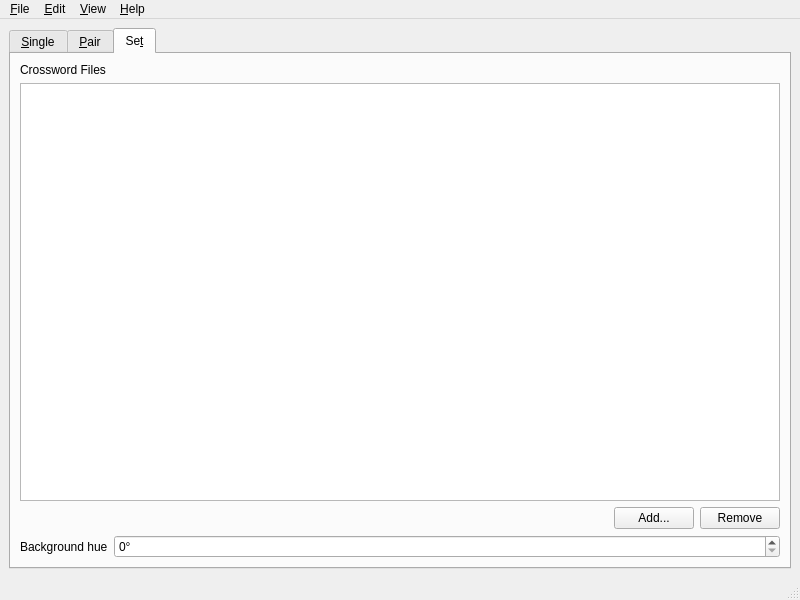
Above: four_letter_blocks/main_window.ui from donkirkby/four-letter-blocks before the change. Below: the same form after it.
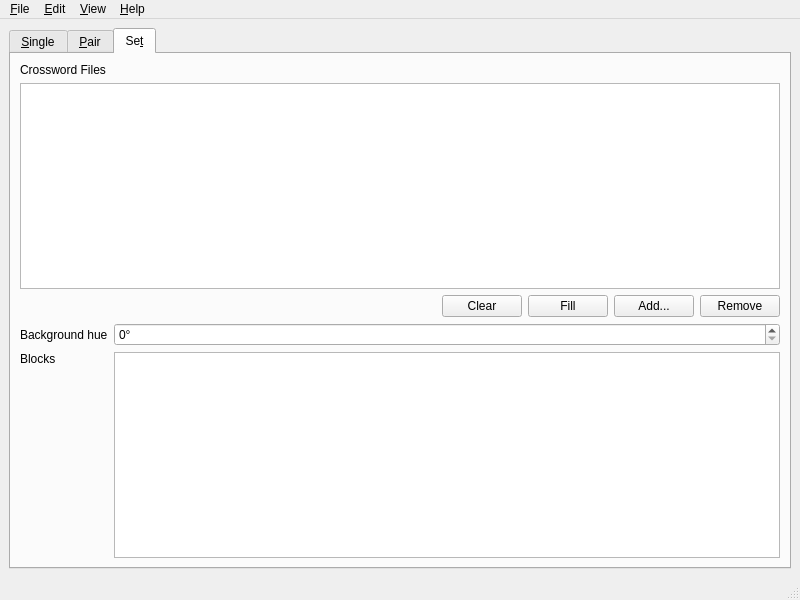
That is the form after the change. The open tabs and pages were chosen to show the change. Custom widgets are drawn as their Qt base class.

Commit message: Edit blocks for one of the puzzle set, as part of #37.

```diff
--- a/four_letter_blocks/main_window.ui
+++ b/four_letter_blocks/main_window.ui
@@ -255,20 +255,60 @@
         <string>Se&amp;t</string>
        </attribute>
        <layout class="QGridLayout" name="gridLayout">
-        <item row="2" column="3">
+        <item row="2" column="5">
          <widget class="QPushButton" name="remove_button">
           <property name="text">
            <string>Remove</string>
           </property>
          </widget>
         </item>
-        <item row="2" column="2">
+        <item row="1" column="0" colspan="6">
+         <widget class="QListWidget" name="crossword_files"/>
+        </item>
+        <item row="4" column="0">
+         <widget class="QLabel" name="puzzle_set_blocks_label">
+          <property name="text">
+           <string>Blocks</string>
+          </property>
+          <property name="alignment">
+           <set>Qt::AlignLeading|Qt::AlignLeft|Qt::AlignTop</set>
+          </property>
+         </widget>
+        </item>
+        <item row="4" column="1" colspan="5">
+         <widget class="QPlainTextEdit" name="puzzle_set_blocks"/>
+        </item>
+        <item row="3" column="1" colspan="5">
+         <widget class="QSpinBox" name="background_hue">
+          <property name="suffix">
+           <string>°</string>
+          </property>
+          <property name="maximum">
+           <number>360</number>
+          </property>
+         </widget>
+        </item>
+        <item row="2" column="4">
          <widget class="QPushButton" name="add_button">
           <property name="text">
            <string>Add...</string>
           </property>
          </widget>
         </item>
+        <item row="2" column="3">
+         <widget class="QPushButton" name="puzzle_set_fill_button">
+          <property name="text">
+           <string>Fill</string>
+          </property>
+         </widget>
+        </item>
+        <item row="3" column="0">
+         <widget class="QLabel" name="background_hue_label">
+          <property name="text">
+           <string>Background hue</string>
+          </property>
+         </widget>
+        </item>
         <item row="2" column="1">
          <spacer name="crossword_spacer">
           <property name="orientation">
@@ -282,30 +322,17 @@
           </property>
          </spacer>
         </item>
-        <item row="3" column="0">
-         <widget class="QLabel" name="background_hue_label">
-          <property name="text">
-           <string>Background hue</string>
-          </property>
-         </widget>
-        </item>
-        <item row="1" column="0" colspan="4">
-         <widget class="QListWidget" name="crossword_files"/>
-        </item>
-        <item row="0" column="0" colspan="4">
+        <item row="0" column="0" colspan="6">
          <widget class="QLabel" name="crossword_label">
           <property name="text">
            <string>Crossword Files</string>
           </property>
          </widget>
         </item>
-        <item row="3" column="1" colspan="3">
-         <widget class="QSpinBox" name="background_hue">
-          <property name="suffix">
-           <string>°</string>
-          </property>
-          <property name="maximum">
-           <number>360</number>
+        <item row="2" column="2">
+         <widget class="QPushButton" name="puzzle_set_clear_button">
+          <property name="text">
+           <string>Clear</string>
           </property>
          </widget>
         </item>
```
Left out of the diff: 5 changed lines with no effect on the pictures. The commit also changes 2 other files.
